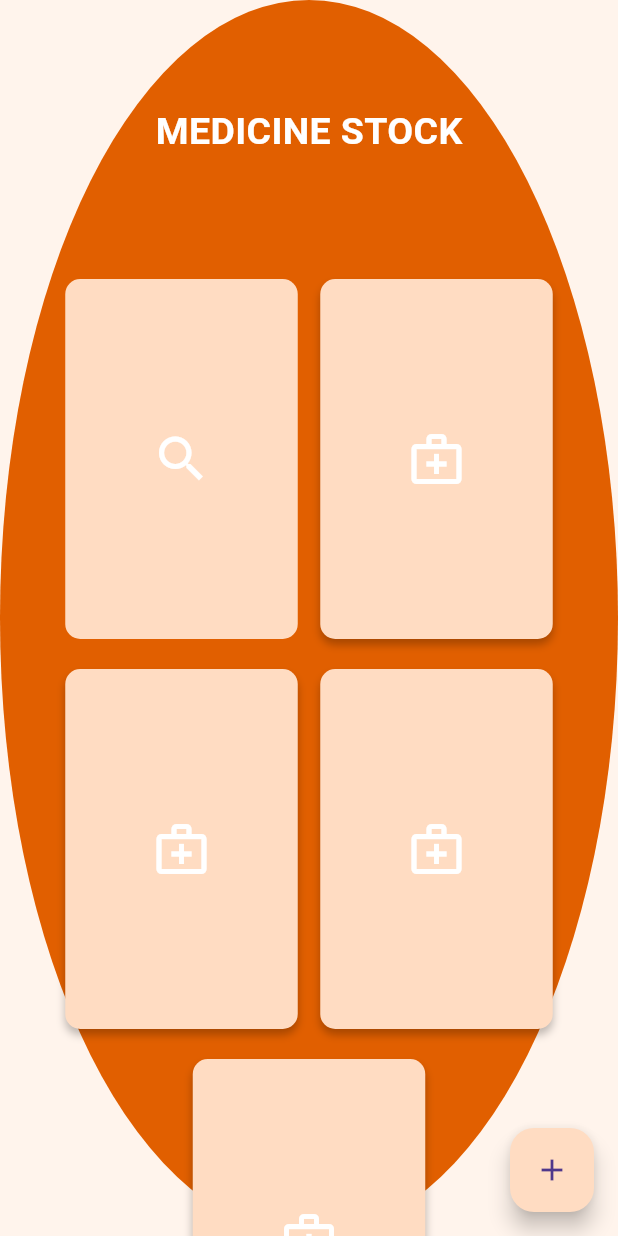
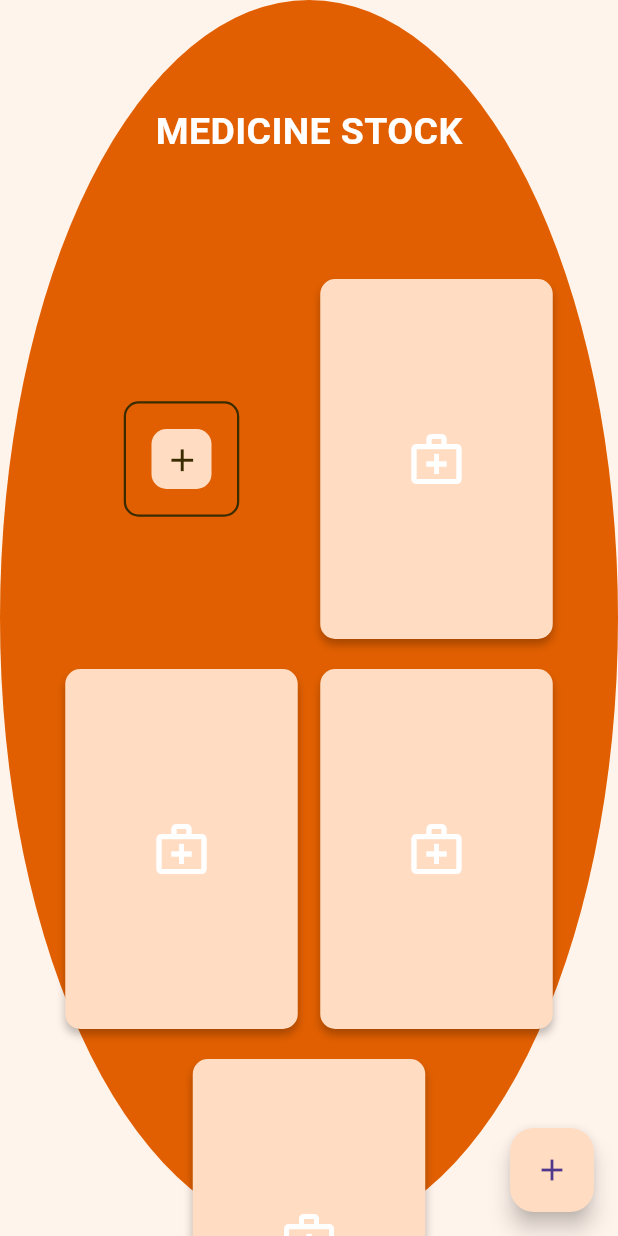
Before and after one commit to YZ1GO/L.EIC017_ES_PRJ, a Flutter app: the StockScreen screen opened directly, on a phone screen of 412 x 824 dp. Run offline on Flutter 3.47's test engine with Material 3 defaults, Android fonts, the phone set to English and light mode, and no system bars; our stand-ins replace firebase_core, firebase_database, flutter_local_notifications, permission_handler, shared_preferences; accounts and stored records are empty.

Commit message:
decorated add medicine button: too complicated to set the boarder as dashed

```diff
--- a/app/lib/screens/stock_screen.dart
+++ b/app/lib/screens/stock_screen.dart
@@ -46,6 +46,26 @@ class StockScreen extends StatelessWidget {
                           width: 155,
                           height: 240,
                           decoration: BoxDecoration(
+                            color: Colors.transparent,
+                            borderRadius: BorderRadius.circular(10),
+                          ),
+                          child: Center(
+                            child: Container(
+                              width: 77,
+                              height: 77,
+                              decoration: BoxDecoration(
+                                color: Colors.transparent,
+                                borderRadius: BorderRadius.circular(10),
+                                border: Border.all(
+                                    color: Color.fromRGBO(58, 44, 0, 1),
+                                  width: 1.5,
+                                )
+                              ),
+                              child: Center(
+                                child: Container(
+                                  width: 40,
+                                  height: 40,
+                                  decoration: BoxDecoration(
                                     color: Color.fromRGBO(255, 220, 194, 1),
                                     borderRadius: BorderRadius.circular(10),
                                   ),
@@ -56,9 +76,13 @@ class StockScreen extends StatelessWidget {
                                         MaterialPageRoute(builder: (context) => DatabaseContentScreen()),
                                       );
                                     },
-                            icon: Icon(Icons.search),
-                            iconSize: 40,
-                            color: Colors.white,
+                                    icon: Icon(Icons.add),
+                                    iconSize: 25,
+                                    color: Color.fromRGBO(58, 44, 0, 1),
+                                  ),
+                                ),
+                              ),
+                            ),
                           ),
                         ),
                       ],
```
Lines whose indentation alone changed are shown as unchanged.
